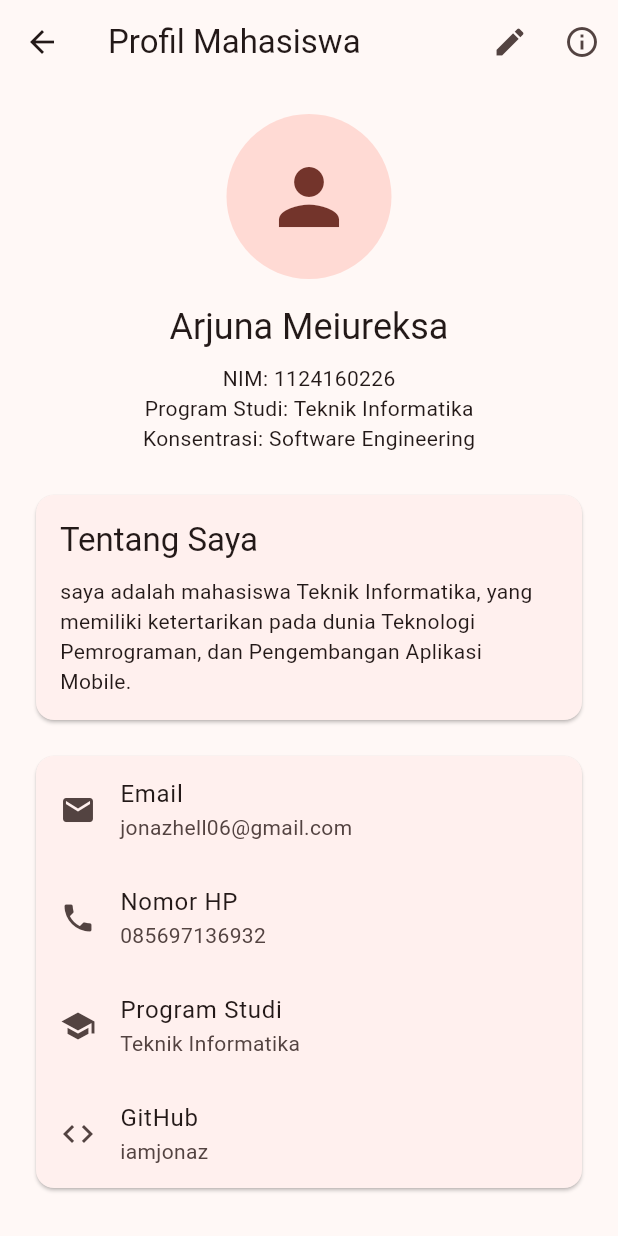
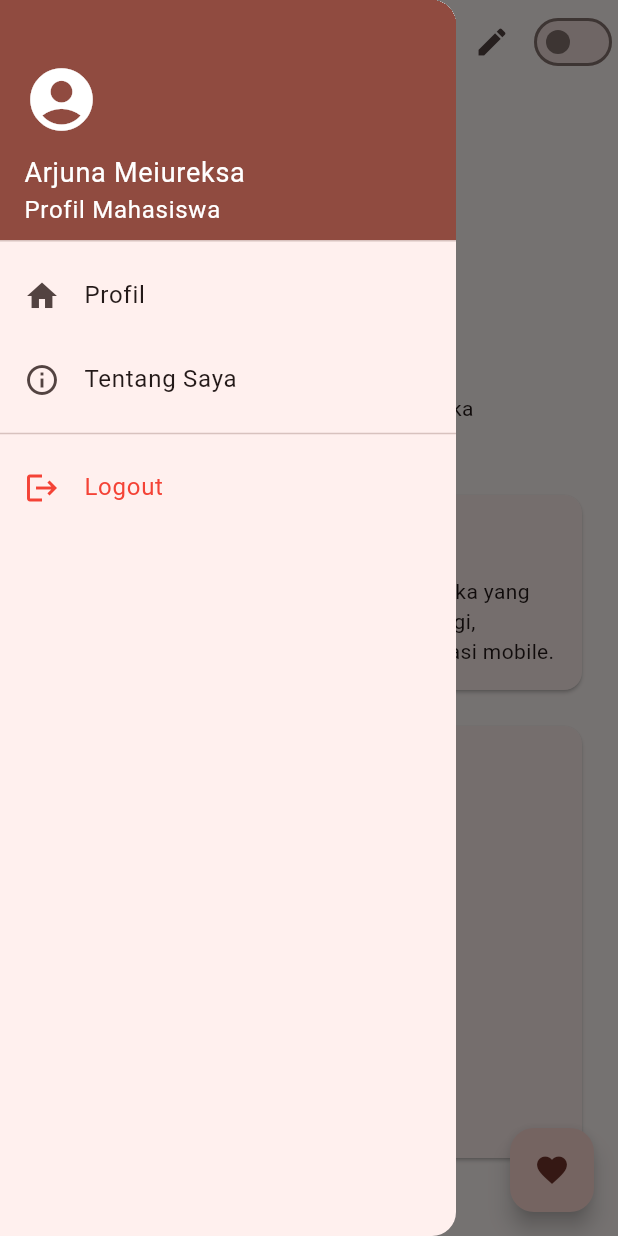
Before and after one commit to iamjonaz/uts-pml-1124160226-soal2-, a Flutter app: the ProfilePage screen opened by its route, with the side drawer open (before the commit the screen has no drawer), on a phone screen of 412 x 824 dp. Run offline on Flutter 3.47's test engine with Material 3 defaults, Android fonts, the phone set to English and light mode, and no system bars; accounts and stored records are empty.

Commit message:
feat: add logout functionality

```diff
--- a/lib/main.dart
+++ b/lib/main.dart
@@ -3,6 +3,7 @@ import 'package:flutter/material.dart';
 import 'screens/login_page.dart';
 import 'screens/profile_page.dart';
 import 'screens/about_page.dart';
+import 'theme_controller.dart';
 
 void main() {
   runApp(const MyApp());
@@ -15,6 +16,9 @@ class MyApp extends StatelessWidget {
   Widget build(BuildContext context) {
     const primaryColor = Color(0xFF8B0000);
 
+    return ValueListenableBuilder<ThemeMode>(
+      valueListenable: themeNotifier,
+      builder: (context, currentMode, child) {
         return MaterialApp(
           title: 'Profil Mahasiswa',
           debugShowCheckedModeBanner: false,
@@ -34,9 +38,9 @@ class MyApp extends StatelessWidget {
             ),
           ),
 
-      themeMode: ThemeMode.system,
+          themeMode: currentMode,
 
-      initialRoute: '/profile',
+          initialRoute: '/login',
 
           routes: {
             '/login': (context) => const LoginPage(),
@@ -44,5 +48,7 @@ class MyApp extends StatelessWidget {
             '/about': (context) => const AboutPage(),
           },
         );
+      },
+    );
   }
 }
--- a/lib/screens/profile_page.dart
+++ b/lib/screens/profile_page.dart
@@ -1,6 +1,8 @@
+
 import 'package:flutter/material.dart';
 
 import '../models/profile.dart';
+import '../theme_controller.dart';
 import 'edit_profilepage.dart';
 
 class ProfilePage extends StatefulWidget {
@@ -22,13 +24,17 @@ class _ProfilePageState extends State<ProfilePage> {
       nim: '1124160226',
       prodi: 'Teknik Informatika',
       kelas: 'Software Engineering',
-      bio: 'saya adalah mahasiswa Teknik Informatika, yang memiliki ketertarikan pada dunia Teknologi Pemrograman, dan Pengembangan Aplikasi Mobile. ',
+      bio: 'Saya adalah mahasiswa Teknik Informatika yang memiliki '
+          'ketertarikan pada dunia teknologi, pemrograman, dan '
+          'pengembangan aplikasi mobile.',
       email: 'jonazhell06@gmail.com',
       nomorHp: '085697136932',
       github: 'iamjonaz',
+      fotoAsset: 'assets/images/foto_profil.jpg',
     );
   }
 
+  // Fungsi untuk mengedit profil
   void editProfile() async {
     final Profile? dataBaru = await Navigator.push<Profile>(
       context,
@@ -38,6 +44,8 @@ void editProfile() async {
         ),
       ),
     );
+
+    if (!mounted) return;
 
     if (dataBaru != null) {
       setState(() {
@@ -52,41 +60,147 @@ void editProfile() async {
     }
   }
 
+  // Fungsi untuk logout
+  void logout() {
+    Navigator.pushNamedAndRemoveUntil(
+      context,
+      '/login',
+      (route) => false,
+    );
+  }
+
   @override
   Widget build(BuildContext context) {
     return Scaffold(
       appBar: AppBar(
         title: const Text('Profil Mahasiswa'),
         actions: [
+          // Tombol Edit Profil
           IconButton(
             icon: const Icon(Icons.edit),
             tooltip: 'Edit Profil',
             onPressed: editProfile,
           ),
-          IconButton(
-            icon: const Icon(Icons.info_outline),
-            tooltip: 'Tentang Saya',
-            onPressed: () {
-              Navigator.pushNamed(context, '/about');
+
+          // Switch Light Mode dan Dark Mode
+          ValueListenableBuilder<ThemeMode>(
+            valueListenable: themeNotifier,
+            builder: (context, mode, child) {
+              return Switch(
+                value: mode == ThemeMode.dark,
+                onChanged: (value) {
+                  themeNotifier.value = value
+                      ? ThemeMode.dark
+                      : ThemeMode.light;
+                },
+              );
             },
           ),
         ],
       ),
 
+      // Drawer Navigation
+      drawer: Drawer(
+        child: ListView(
+          padding: EdgeInsets.zero,
+          children: [
+            DrawerHeader(
+              decoration: BoxDecoration(
+                color: Theme.of(context).colorScheme.primary,
+              ),
+              child: Column(
+                crossAxisAlignment: CrossAxisAlignment.start,
+                mainAxisAlignment: MainAxisAlignment.end,
+                children: [
+                  const Icon(
+                    Icons.account_circle,
+                    size: 50,
+                    color: Colors.white,
+                  ),
+
+                  const SizedBox(height: 10),
+
+                  Text(
+                    profile.nama,
+                    style: const TextStyle(
+                      color: Colors.white,
+                      fontSize: 18,
+                    ),
+                  ),
+
+                  const Text(
+                    'Profil Mahasiswa',
+                    style: TextStyle(
+                      color: Colors.white,
+                    ),
+                  ),
+                ],
+              ),
+            ),
+
+            ListTile(
+              leading: const Icon(Icons.home),
+              title: const Text('Profil'),
+              onTap: () {
+                Navigator.pop(context);
+              },
+            ),
+
+            ListTile(
+              leading: const Icon(Icons.info_outline),
+              title: const Text('Tentang Saya'),
+              onTap: () {
+                Navigator.pop(context);
+                Navigator.pushNamed(context, '/about');
+              },
+            ),
+
+            const Divider(),
+
+            ListTile(
+              leading: const Icon(
+                Icons.logout,
+                color: Colors.red,
+              ),
+              title: const Text(
+                'Logout',
+                style: TextStyle(
+                  color: Colors.red,
+                ),
+              ),
+              onTap: logout,
+            ),
+          ],
+        ),
+      ),
+
+      // Isi Halaman Profil
       body: SingleChildScrollView(
         padding: const EdgeInsets.all(20),
         child: Column(
           children: [
-            const CircleAvatar(
+            // Foto Profil
+            CircleAvatar(
               radius: 55,
-              child: Icon(
+              child: ClipOval(
+                child: Image.asset(
+                  profile.fotoAsset,
+                  width: 110,
+                  height: 110,
+                  fit: BoxFit.cover,
+                  errorBuilder: (context, error, stackTrace) {
+                    return const Icon(
                       Icons.person,
                       size: 60,
+                    );
+                  },
+                ),
               ),
             ),
 
             const SizedBox(height: 16),
 
+            // Nama
             Text(
               profile.nama,
               style: Theme.of(context).textTheme.headlineSmall,
@@ -97,10 +211,11 @@ void editProfile() async {
 
             Text('NIM: ${profile.nim}'),
             Text('Program Studi: ${profile.prodi}'),
-            Text('Konsentrasi: ${profile.kelas}'),
+            Text('Kelas: ${profile.kelas}'),
 
             const SizedBox(height: 24),
 
+            // Tentang Saya
             Card(
               child: Padding(
                 padding: const EdgeInsets.all(16),
@@ -122,6 +237,7 @@ void editProfile() async {
 
             const SizedBox(height: 16),
 
+            // Informasi Kontak
             Card(
               child: Column(
                 children: [
@@ -154,6 +270,21 @@ void editProfile() async {
           ],
         ),
       ),
+
+      // Floating Action Button
+      floatingActionButton: FloatingActionButton(
+        onPressed: () {
+          ScaffoldMessenger.of(context).showSnackBar(
+            const SnackBar(
+              content: Text(
+                'Terima kasih telah melihat profil saya',
+              ),
+            ),
+          );
+        },
+        tooltip: 'Terima kasih',
+        child: const Icon(Icons.favorite),
+      ),
     );
   }
 }
--- /dev/null
+++ b/lib/theme_controller.dart
@@ -0,0 +1,4 @@
+import 'package:flutter/material.dart';
+
+final ValueNotifier<ThemeMode> themeNotifier =
+    ValueNotifier<ThemeMode>(ThemeMode.light);
--- a/pubspec.yaml
+++ b/pubspec.yaml
@@ -56,6 +56,8 @@ flutter:
   # included with your application, so that you can use the icons in
   # the material Icons class.
   uses-material-design: true
+  assets:
+    - assets/images/foto_profil.jpg
 
   # To add assets to your application, add an assets section, like this:
   # assets:
```
Also changed, not shown: assets/images/foto_profil.jpg (added). Lines whose indentation alone changed are shown as unchanged.
